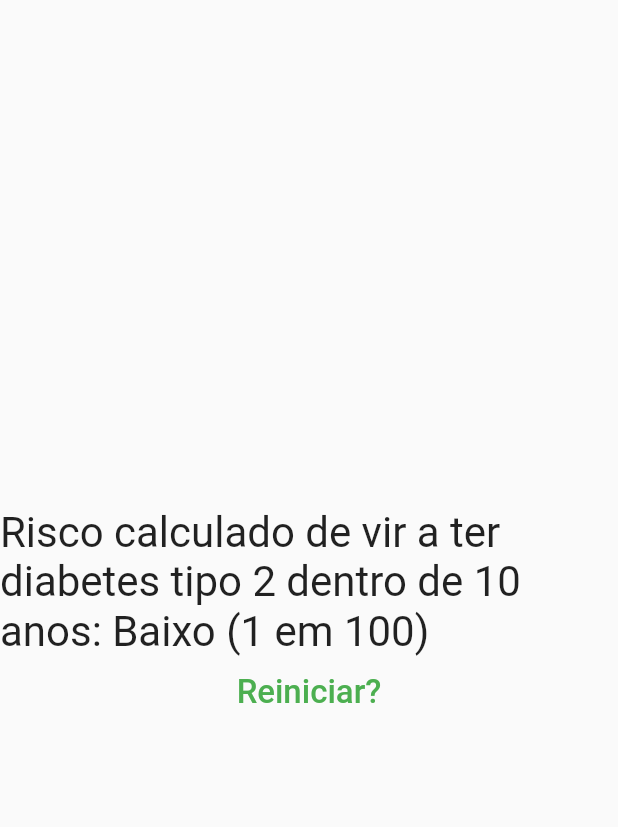
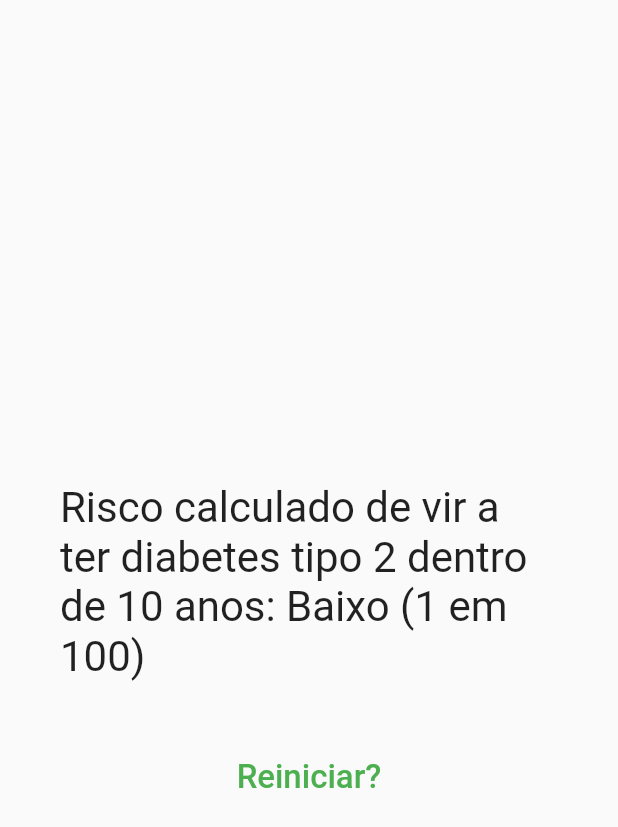
Before and after one commit to guilhermtorres/quiz_app, a Flutter app: the Resultado widget shown alone on an empty page, opened directly with empty values, on a phone screen of 412 x 824 dp. Shown: the top 827 px of the screen. Run offline on Flutter 3.47's test engine with Material 2 defaults, Android fonts, the phone set to English and light mode, and no system bars.

Commit message:
Melhorias de visualização

```diff
--- a/lib/main.dart
+++ b/lib/main.dart
@@ -108,6 +108,7 @@ class _PerguntaAppState extends State<PerguntaApp> {
     return MaterialApp(
       home: Scaffold(
         appBar: AppBar(
+          centerTitle: true,
           title: Text("FINDRISC: DIABETES TIPO 2"),
         ),
         body: temPerguntaSelecionada
--- a/lib/resultado.dart
+++ b/lib/resultado.dart
@@ -24,9 +24,12 @@ class Resultado extends StatelessWidget {
       mainAxisAlignment: MainAxisAlignment.center,
       children: <Widget>[
         Center(
-          child: Text(
-            fraseResultado,
-            style: TextStyle(fontSize: 28),
+          child: Container(
+            margin: EdgeInsets.all(40),
+            child: Text(
+              fraseResultado,
+              style: TextStyle(fontSize: 28),
+            ),
           ),
         ),
         FlatButton(
```
